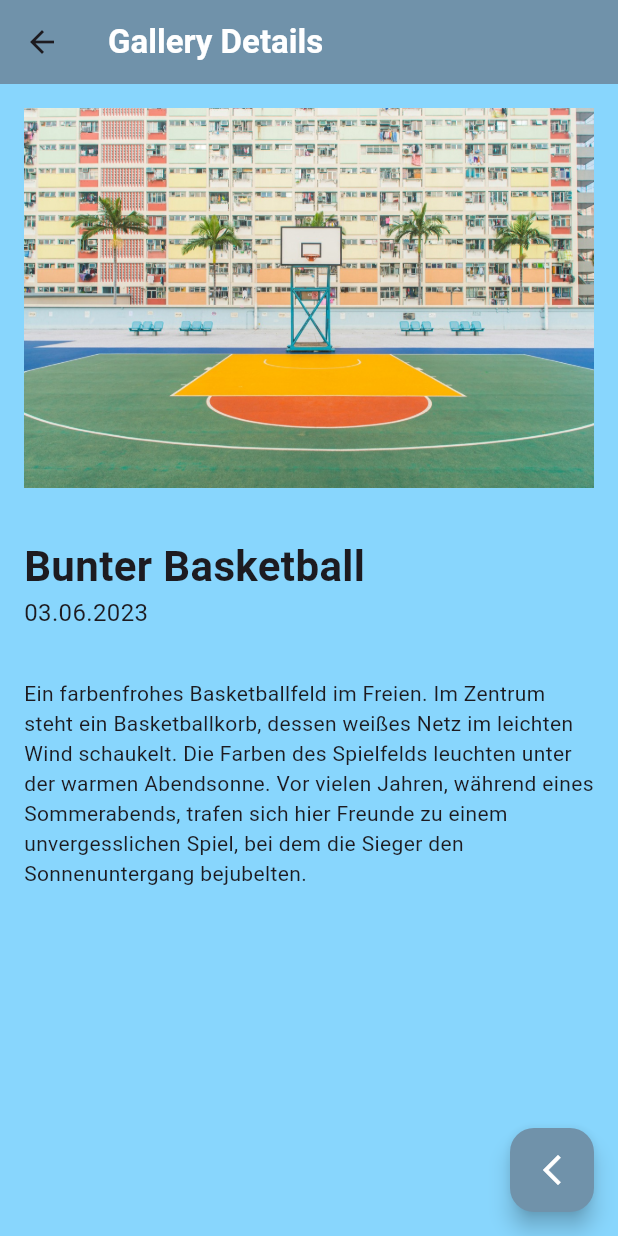
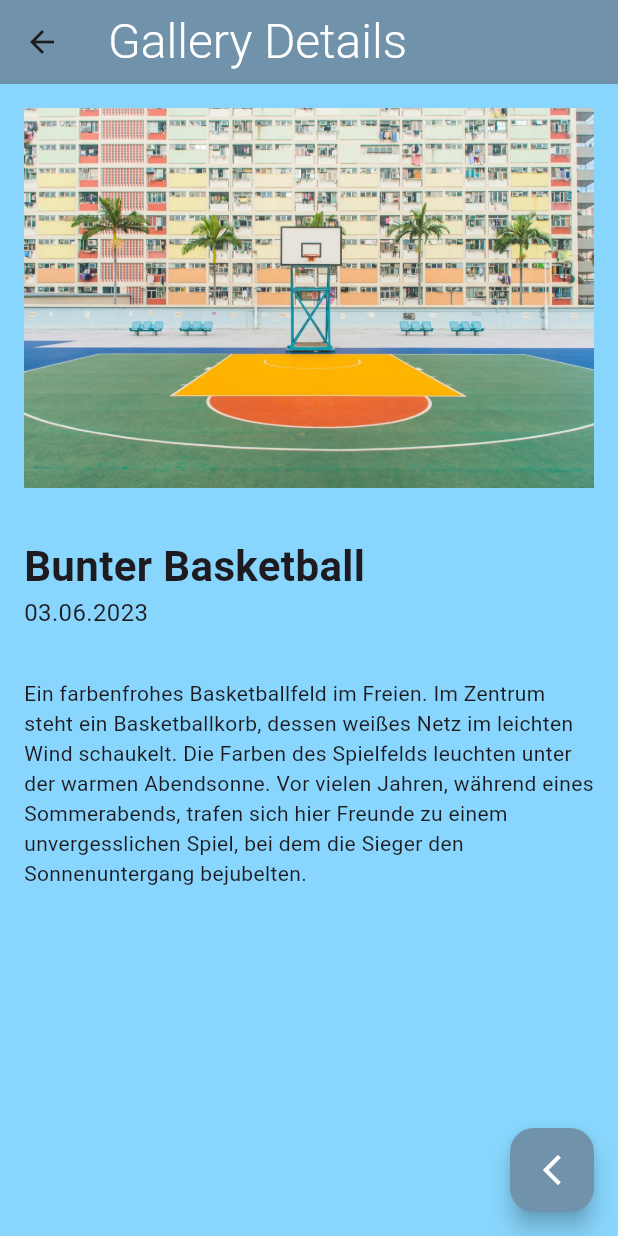
Before and after one commit to Dopa91/simple_gallery_app_dopatka, a Flutter app: the DetailSite screen opened directly with sample values from the repository, on a phone screen of 412 x 824 dp. Run offline on Flutter 3.47's test engine with Material 3 defaults, Android fonts, the phone set to English and light mode, and no system bars; our stand-ins replace flutter_image_slideshow.

Commit message:
updated due to design

```diff
--- a/lib/features/gallery/screens/detail_site.dart
+++ b/lib/features/gallery/screens/detail_site.dart
@@ -22,7 +22,8 @@ class DetailSite extends StatelessWidget {
         backgroundColor: const Color.fromARGB(255, 112, 146, 170),
         title: const Text(
           "Gallery Details",
-          style: TextStyle(color: Colors.white, fontWeight: FontWeight.w600),
+          style: TextStyle(
+              fontWeight: FontWeight.w300, color: Colors.white, fontSize: 32),
         ),
       ),
       body: Padding(
```
